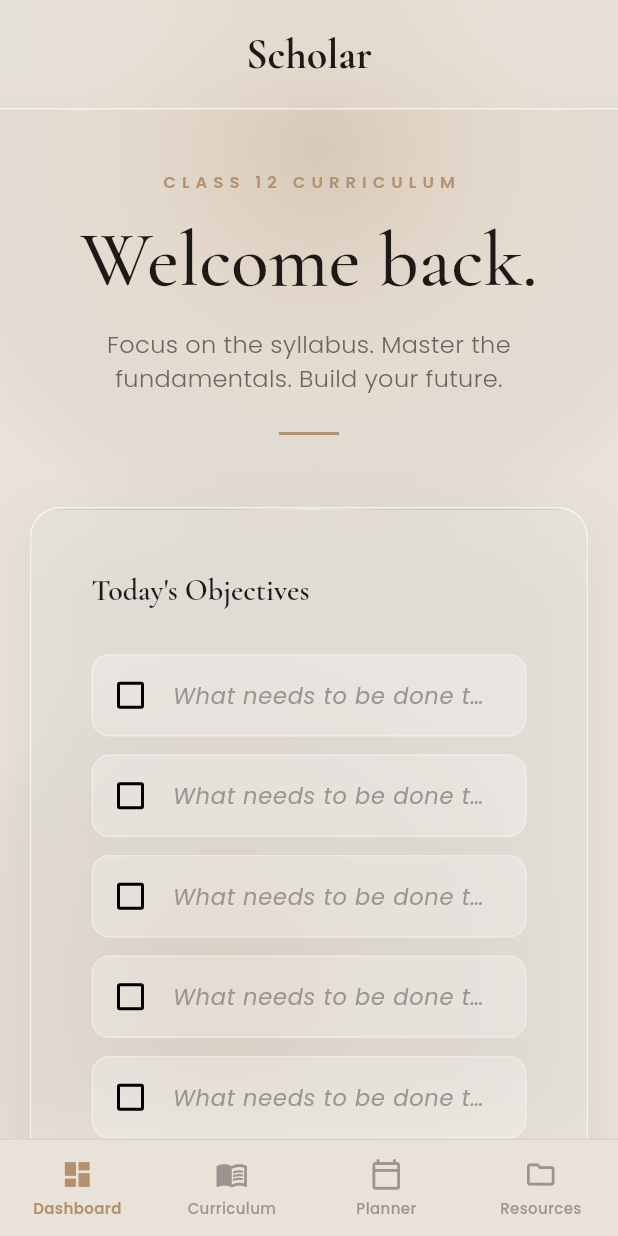
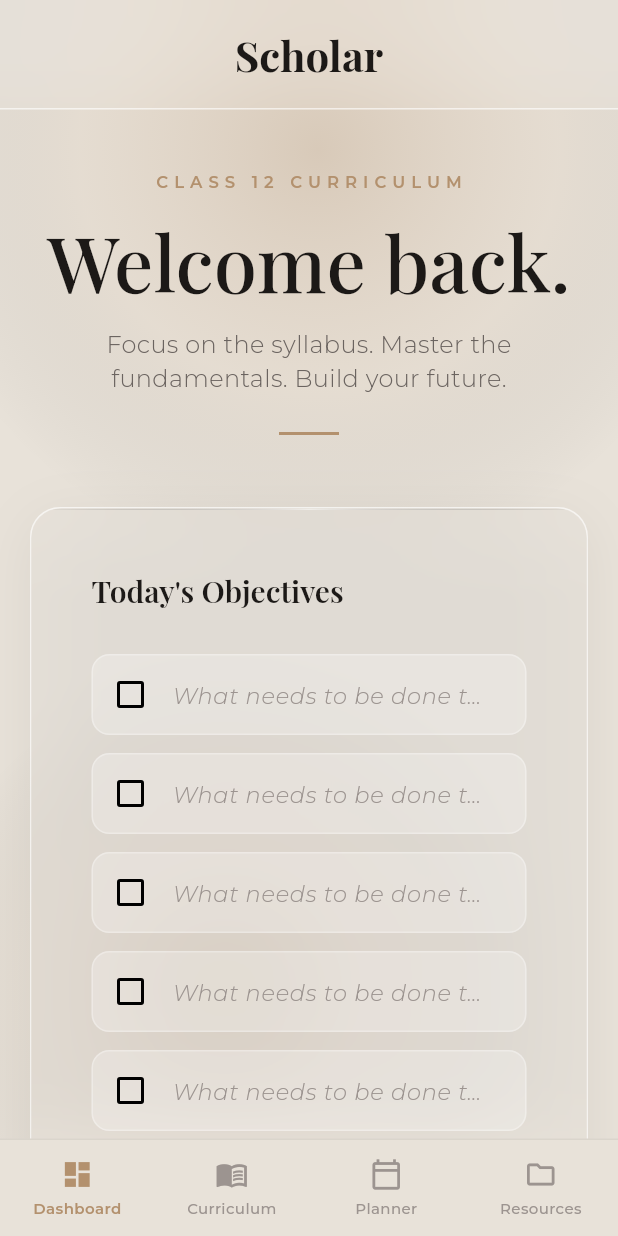
Before and after one commit to Manmathdev/Schoarapp, a Flutter app: the screen it shows after launch, on a phone screen of 412 x 824 dp. Run offline on Flutter 3.47's test engine with Material 3 defaults, Android fonts, the phone set to English and light mode, and no system bars; our stand-ins replace google_fonts, share_plus, shared_preferences; missing offline and left inert: pdfx.

Commit message:
Use Playfair Display + Montserrat to match website

```diff
--- a/lib/theme.dart
+++ b/lib/theme.dart
@@ -55,7 +55,7 @@ class ScholarStyles {
     Color color = ScholarColors.textPrimary,
     FontStyle fontStyle = FontStyle.normal,
   }) {
-    return GoogleFonts.cormorantGaramond(
+    return GoogleFonts.playfairDisplay(
       fontSize: fontSize,
       fontWeight: fontWeight,
       letterSpacing: letterSpacing,
@@ -74,7 +74,7 @@ class ScholarStyles {
     FontStyle fontStyle = FontStyle.normal,
     TextDecoration decoration = TextDecoration.none,
   }) {
-    return GoogleFonts.poppins(
+    return GoogleFonts.montserrat(
       fontSize: fontSize,
       fontWeight: fontWeight,
       letterSpacing: letterSpacing,
@@ -98,62 +98,62 @@ class ScholarTheme {
         secondary: ScholarColors.accent,
         surface: ScholarColors.glassBg,
       ),
-      fontFamily: GoogleFonts.poppins().fontFamily,
-      textTheme: GoogleFonts.cormorantGaramondTextTheme(baseTextTheme).copyWith(
-        displayLarge: GoogleFonts.cormorantGaramond(
+      fontFamily: GoogleFonts.montserrat().fontFamily,
+      textTheme: GoogleFonts.playfairDisplayTextTheme(baseTextTheme).copyWith(
+        displayLarge: GoogleFonts.playfairDisplay(
           fontSize: 72,
           fontWeight: FontWeight.w500,
           letterSpacing: -0.03,
           height: 1.1,
           color: ScholarColors.textPrimary,
         ),
-        displayMedium: GoogleFonts.cormorantGaramond(
+        displayMedium: GoogleFonts.playfairDisplay(
           fontSize: 56,
           fontWeight: FontWeight.w500,
           letterSpacing: -0.03,
           height: 1.1,
           color: ScholarColors.textPrimary,
         ),
-        headlineLarge: GoogleFonts.cormorantGaramond(
+        headlineLarge: GoogleFonts.playfairDisplay(
           fontSize: 28,
           fontWeight: FontWeight.w600,
           letterSpacing: -0.01,
           color: ScholarColors.textPrimary,
         ),
-        headlineMedium: GoogleFonts.cormorantGaramond(
+        headlineMedium: GoogleFonts.playfairDisplay(
           fontSize: 24,
           fontWeight: FontWeight.w600,
           letterSpacing: -0.01,
           color: ScholarColors.textPrimary,
         ),
-        titleLarge: GoogleFonts.cormorantGaramond(
+        titleLarge: GoogleFonts.playfairDisplay(
           fontSize: 22,
           fontWeight: FontWeight.w600,
           letterSpacing: -0.01,
           color: ScholarColors.textPrimary,
         ),
-        titleMedium: GoogleFonts.cormorantGaramond(
+        titleMedium: GoogleFonts.playfairDisplay(
           fontSize: 20,
           fontWeight: FontWeight.w600,
           color: ScholarColors.textPrimary,
         ),
-        bodyLarge: GoogleFonts.poppins(
+        bodyLarge: GoogleFonts.montserrat(
           fontSize: 16,
           fontWeight: FontWeight.w300,
           color: ScholarColors.textSecondary,
         ),
-        bodyMedium: GoogleFonts.poppins(
+        bodyMedium: GoogleFonts.montserrat(
           fontSize: 14,
           fontWeight: FontWeight.w400,
           color: ScholarColors.textPrimary,
         ),
-        bodySmall: GoogleFonts.poppins(
+        bodySmall: GoogleFonts.montserrat(
           fontSize: 12,
           fontWeight: FontWeight.w500,
           letterSpacing: 2.5,
           color: ScholarColors.textSecondary,
         ),
-        labelSmall: GoogleFonts.poppins(
+        labelSmall: GoogleFonts.montserrat(
           fontSize: 10,
           fontWeight: FontWeight.w600,
           letterSpacing: 4,
```
